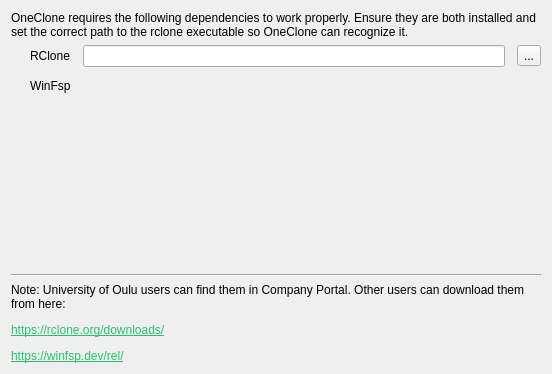
The window that src/wizard/SetupWizardPage1.ui (duri93/OneClone) describes before a commit, drawn with Qt 5.
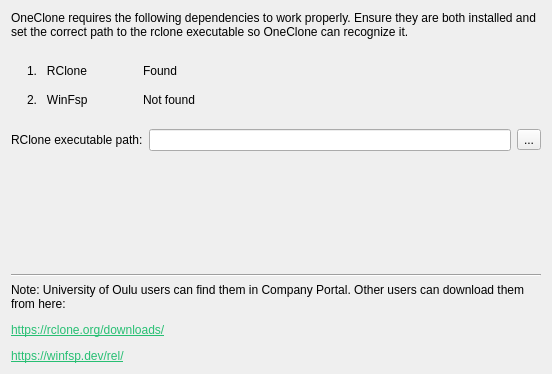
The same window after the commit. Icons and pictures are not drawn.

Commit message: Implemented setup wizard

```diff
--- a/src/wizard/SetupWizardPage1.ui
+++ b/src/wizard/SetupWizardPage1.ui
@@ -26,11 +26,23 @@
    </item>
    <item>
     <layout class="QGridLayout" name="gridLayout">
+     <property name="leftMargin">
+      <number>16</number>
+     </property>
+     <property name="topMargin">
+      <number>16</number>
+     </property>
+     <property name="rightMargin">
+      <number>16</number>
+     </property>
+     <property name="bottomMargin">
+      <number>16</number>
+     </property>
      <property name="spacing">
       <number>12</number>
      </property>
-     <item row="0" column="0">
-      <widget class="QLabel" name="rcloneIcon">
+     <item row="1" column="3">
+      <widget class="QLabel" name="winfspIcon">
        <property name="maximumSize">
         <size>
          <width>24</width>
@@ -51,46 +63,100 @@
      <item row="0" column="1">
       <widget class="QLabel" name="rcloneLabel">
        <property name="text">
-        <string>RClone</string>
+        <string>1.   RClone</string>
+       </property>
+      </widget>
+     </item>
+     <item row="0" column="3">
+      <widget class="QLabel" name="rcloneIcon">
+       <property name="maximumSize">
+        <size>
+         <width>24</width>
+         <height>24</height>
+        </size>
+       </property>
+       <property name="text">
+        <string/>
+       </property>
+       <property name="pixmap">
+        <pixmap resource="../../resources/resources.qrc">:/icons/errored.svg</pixmap>
+       </property>
+       <property name="scaledContents">
+        <bool>true</bool>
+       </property>
+      </widget>
+     </item>
+     <item row="1" column="4">
+      <widget class="QLabel" name="winfspStatus">
+       <property name="text">
+        <string>Not found</string>
        </property>
       </widget>
      </item>
      <item row="0" column="2">
+      <spacer name="horizontalSpacer_2">
+       <property name="orientation">
+        <enum>Qt::Orientation::Horizontal</enum>
+       </property>
+       <property name="sizeType">
+        <enum>QSizePolicy::Policy::Fixed</enum>
+       </property>
+       <property name="sizeHint" stdset="0">
+        <size>
+         <width>24</width>
+         <height>20</height>
+        </size>
+       </property>
+      </spacer>
+     </item>
+     <item row="1" column="1">
+      <widget class="QLabel" name="winfspLabel">
+       <property name="text">
+        <string>2.   WinFsp</string>
+       </property>
+      </widget>
+     </item>
+     <item row="0" column="5">
+      <spacer name="horizontalSpacer">
+       <property name="orientation">
+        <enum>Qt::Orientation::Horizontal</enum>
+       </property>
+       <property name="sizeHint" stdset="0">
+        <size>
+         <width>40</width>
+         <height>20</height>
+        </size>
+       </property>
+      </spacer>
+     </item>
+     <item row="0" column="4">
+      <widget class="QLabel" name="rcloneStatus">
+       <property name="text">
+        <string>Found</string>
+       </property>
+      </widget>
+     </item>
+    </layout>
+   </item>
+   <item>
+    <layout class="QHBoxLayout" name="rclonePathLayout">
+     <item>
+      <widget class="QLabel" name="rclonePathLabel">
+       <property name="text">
+        <string>RClone executable path:</string>
+       </property>
+      </widget>
+     </item>
+     <item>
       <widget class="QLineEdit" name="rclonePath"/>
      </item>
-     <item row="0" column="3">
+     <item>
       <widget class="QToolButton" name="rclonePathButton">
        <property name="text">
         <string>...</string>
        </property>
       </widget>
      </item>
-     <item row="1" column="0">
-      <widget class="QLabel" name="winfspIcon">
-       <property name="maximumSize">
-        <size>
-         <width>24</width>
-         <height>24</height>
-        </size>
-       </property>
-       <property name="text">
-        <string/>
-       </property>
-       <property name="pixmap">
-        <pixmap resource="../../resources/resources.qrc">:/icons/success.svg</pixmap>
-       </property>
-       <property name="scaledContents">
-        <bool>true</bool>
-       </property>
-      </widget>
-     </item>
-     <item row="1" column="1">
-      <widget class="QLabel" name="winfspLabel">
-       <property name="text">
-        <string>WinFsp</string>
-       </property>
-      </widget>
-     </item>
     </layout>
    </item>
    <item>
```
Left out of the diff: 2 changed lines with no effect on the pictures. The commit also changes 17 other files.
